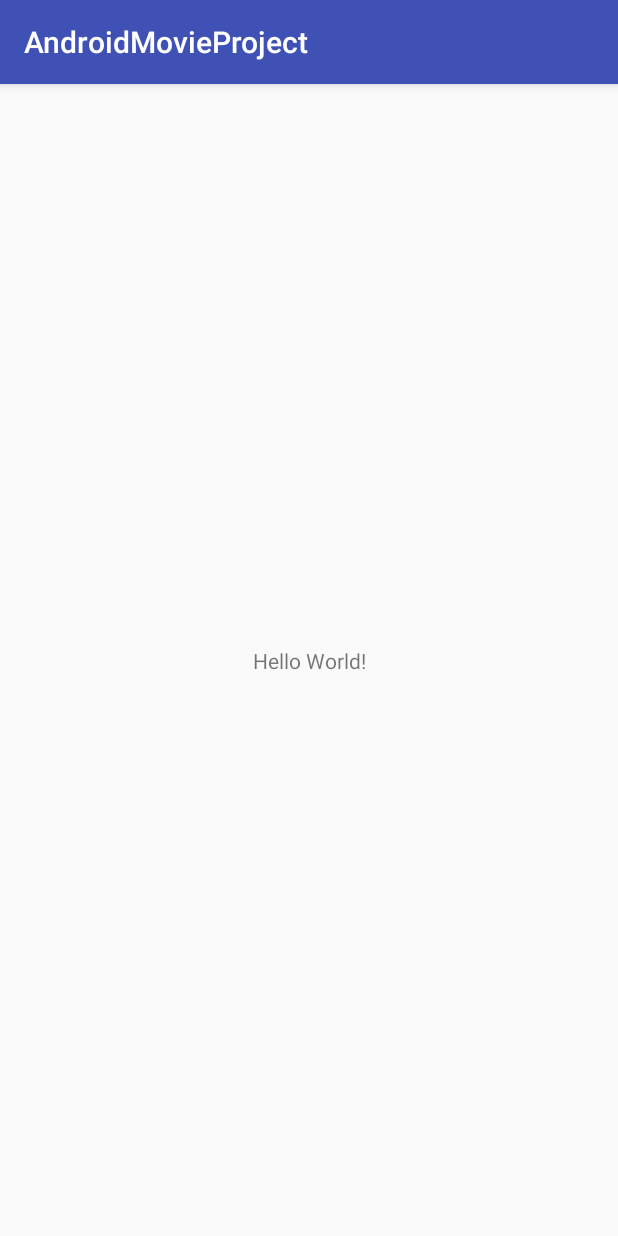
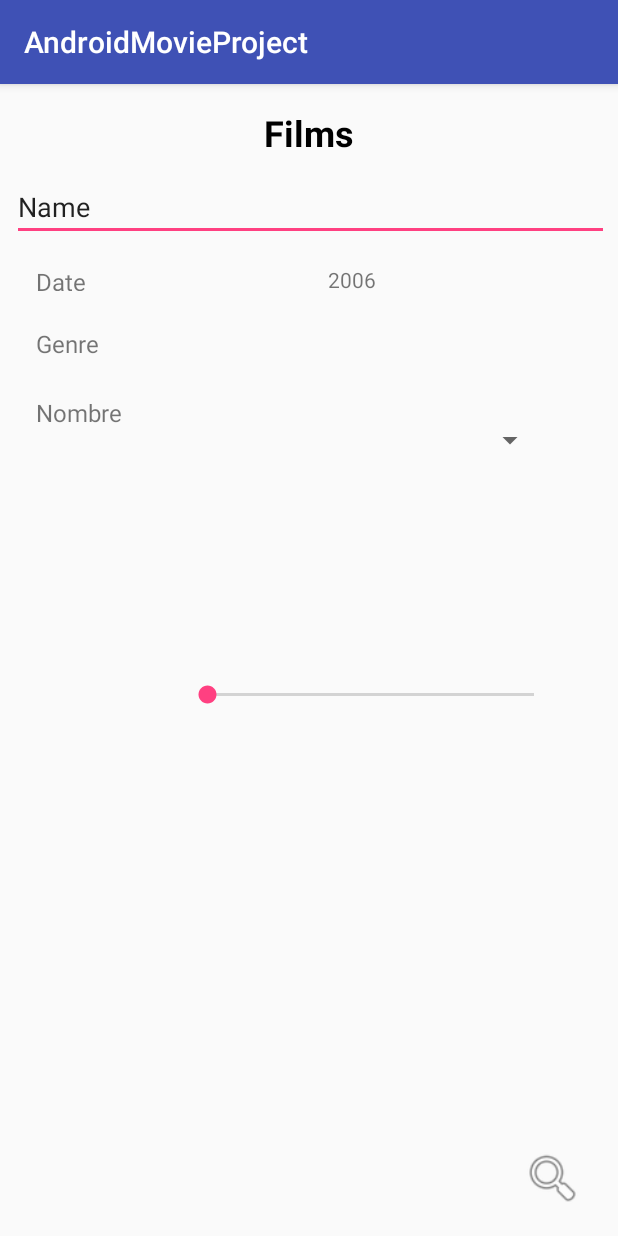
Before and after one commit to BahiaSechi/AndroidMovProject, an Android app: the screen it shows after launch (Films), on a phone screen of 412 x 824 dp. Run offline under Robolectric (Android 15) with nearby library versions, the phone set to English and light mode, and no system bars.

Commit message:
premiere vue Films

```diff
--- a/app/src/main/res/layout/films.xml
+++ b/app/src/main/res/layout/films.xml
@@ -7,12 +7,112 @@
     tools:context=".Films">
 
     <TextView
+        android:id="@+id/nombre"
+        android:layout_width="wrap_content"
+        android:layout_height="22dp"
+        android:layout_marginStart="24dp"
+        android:layout_marginTop="24dp"
+        android:text="Nombre"
+        android:textSize="16sp"
+        app:layout_constraintStart_toStartOf="parent"
+        app:layout_constraintTop_toBottomOf="@+id/genre" />
+
+    <TextView
+        android:id="@+id/titreFilms"
         android:layout_width="wrap_content"
         android:layout_height="wrap_content"
-        android:text="Hello World!"
-        app:layout_constraintBottom_toBottomOf="parent"
-        app:layout_constraintLeft_toLeftOf="parent"
-        app:layout_constraintRight_toRightOf="parent"
+        android:layout_marginTop="16dp"
+        android:text="Films"
+        android:textColor="@android:color/black"
+        android:textSize="24sp"
+        android:textStyle="bold"
+        app:layout_constraintEnd_toEndOf="parent"
+        app:layout_constraintStart_toStartOf="parent"
         app:layout_constraintTop_toTopOf="parent" />
 
+    <EditText
+        android:id="@+id/recherche"
+        android:layout_width="0dp"
+        android:layout_height="wrap_content"
+        android:layout_marginBottom="16dp"
+        android:layout_marginEnd="6dp"
+        android:layout_marginStart="8dp"
+        android:layout_marginTop="59dp"
+        android:ems="10"
+        android:inputType="textPersonName"
+        android:text="Name"
+        app:layout_constraintBottom_toTopOf="@+id/textViewDate"
+        app:layout_constraintEnd_toEndOf="parent"
+        app:layout_constraintStart_toStartOf="parent"
+        app:layout_constraintTop_toTopOf="parent" />
+
+    <TextView
+        android:id="@+id/genre"
+        android:layout_width="wrap_content"
+        android:layout_height="wrap_content"
+        android:layout_marginStart="24dp"
+        android:layout_marginTop="24dp"
+        android:text="Genre"
+        android:textSize="16sp"
+        app:layout_constraintStart_toStartOf="parent"
+        app:layout_constraintTop_toBottomOf="@+id/date" />
+
+    <TextView
+        android:id="@+id/date"
+        android:layout_width="wrap_content"
+        android:layout_height="17dp"
+        android:layout_marginStart="24dp"
+        android:layout_marginTop="16dp"
+        android:text="Date"
+        android:textSize="16sp"
+        app:layout_constraintStart_toStartOf="parent"
+        app:layout_constraintTop_toBottomOf="@+id/recherche" />
+
+    <Spinner
+        android:id="@+id/spinnerGenre"
+        android:layout_width="250dp"
+        android:layout_height="0dp"
+        android:layout_marginBottom="20dp"
+        android:layout_marginEnd="16dp"
+        android:layout_marginStart="16dp"
+        app:layout_constraintBottom_toTopOf="@+id/seekBar"
+        app:layout_constraintEnd_toEndOf="parent"
+        app:layout_constraintStart_toEndOf="@+id/genre"
+        app:layout_constraintTop_toBottomOf="@+id/textViewDate" />
+
+    <TextView
+        android:id="@+id/textViewDate"
+        android:layout_width="wrap_content"
+        android:layout_height="wrap_content"
+        android:layout_marginBottom="22dp"
+        android:layout_marginEnd="8dp"
+        android:layout_marginStart="8dp"
+        android:text="2006"
+        app:layout_constraintBottom_toTopOf="@+id/spinnerGenre"
+        app:layout_constraintEnd_toEndOf="parent"
+        app:layout_constraintStart_toEndOf="@+id/date"
+        app:layout_constraintTop_toBottomOf="@+id/recherche" />
+
+    <SeekBar
+        android:id="@+id/seekBar"
+        android:layout_width="250dp"
+        android:layout_height="0dp"
+        android:layout_marginBottom="285dp"
+        android:layout_marginEnd="8dp"
+        android:layout_marginStart="8dp"
+        app:layout_constraintBottom_toBottomOf="parent"
+        app:layout_constraintEnd_toEndOf="parent"
+        app:layout_constraintStart_toEndOf="@+id/nombre"
+        app:layout_constraintTop_toBottomOf="@+id/spinnerGenre" />
+
+    <ImageView
+        android:id="@+id/searchImage"
+        android:layout_width="51dp"
+        android:layout_height="41dp"
+        android:layout_marginBottom="18dp"
+        android:layout_marginEnd="18dp"
+        android:src="@android:drawable/ic_menu_search"
+        app:layout_constraintBottom_toBottomOf="parent"
+        app:layout_constraintEnd_toEndOf="parent" />
+
 </android.support.constraint.ConstraintLayout>
```
